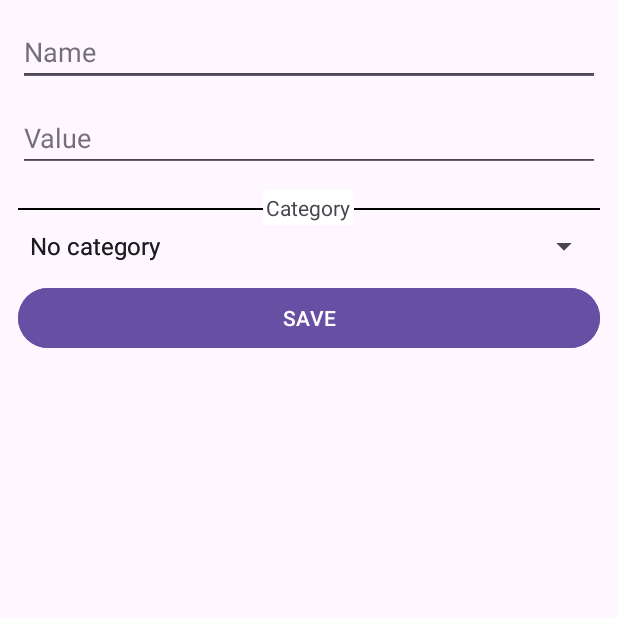
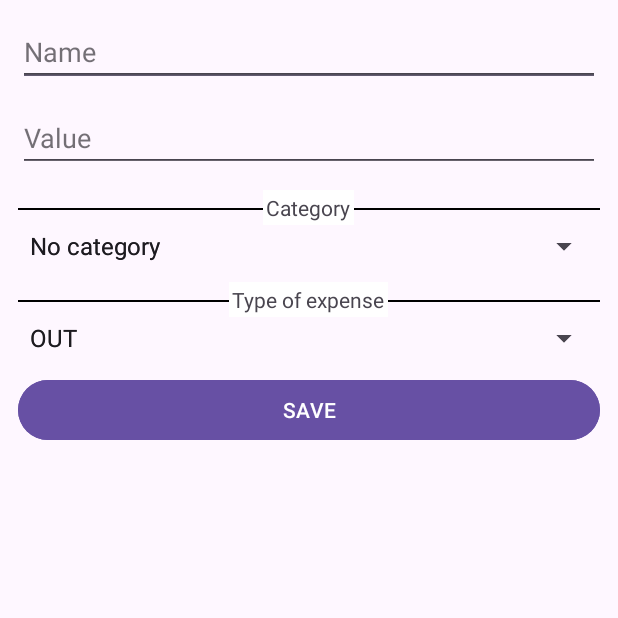
Before and after one commit to PatrykMCoder/Expense-Tracker, an Android app: the fragment EditExpenseFragment placed in its activity, after a tap on "Add", on a phone screen of 412 x 824 dp, the top half of it. Run offline under Robolectric (Android 15) with nearby library versions, the phone set to English and light mode, and no system bars; our stand-ins replace Room's generated code, navigation-ui; 2 statements that could not run were skipped.

Commit message:
Added selection for expense type (in/out) Fixed no color in ExpensesAdapter Code cleanup

```diff
--- a/app/src/main/java/com/pmprogramms/expensetracker/adapter/ExpensesAdapter.kt
+++ b/app/src/main/java/com/pmprogramms/expensetracker/adapter/ExpensesAdapter.kt
@@ -5,10 +5,13 @@ import android.view.LayoutInflater
 import android.view.ViewGroup
 import android.widget.LinearLayout
 import androidx.constraintlayout.widget.ConstraintLayout
+import androidx.core.content.ContextCompat
 import androidx.recyclerview.widget.RecyclerView
 import androidx.recyclerview.widget.RecyclerView.ViewHolder
+import com.pmprogramms.expensetracker.R
 import com.pmprogramms.expensetracker.adapter.listeners.ExpenseClickListener
 import com.pmprogramms.expensetracker.databinding.ExpenseItemBinding
+import com.pmprogramms.expensetracker.enums.ExpenseType
 import com.pmprogramms.expensetracker.helper.StringHelper
 import com.pmprogramms.expensetracker.model.helper.ExpenseWithCategory
 import kotlin.math.min
@@ -26,6 +29,15 @@ class ExpensesAdapter(private val limited: Boolean): RecyclerView.Adapter<Expens
             binding.titleExpense.text = expense.name
             binding.value.text = "${StringHelper.getChar(expense.expenseType)}${expense.value} ${StringHelper.getCurrentCurrency()}"
             binding.category.text = category?.categoryName
+
+            when (expenseWithCategory.expense.expenseType) {
+                ExpenseType.IN -> {
+                    binding.value.setTextColor(ContextCompat.getColor(binding.value.context, R.color.green))
+                }
+                ExpenseType.OUT -> {
+                    binding.value.setTextColor(ContextCompat.getColor(binding.value.context, R.color.red))
+                }
+            }
 
             binding.root.setOnClickListener {
                 onClickListener.onClick(expenseWithCategory)
--- a/app/src/main/java/com/pmprogramms/expensetracker/database/dao/ExpenseDao.kt
+++ b/app/src/main/java/com/pmprogramms/expensetracker/database/dao/ExpenseDao.kt
@@ -5,6 +5,7 @@ import androidx.room.Dao
 import androidx.room.Insert
 import androidx.room.OnConflictStrategy
 import androidx.room.Query
+import com.pmprogramms.expensetracker.enums.ExpenseType
 import com.pmprogramms.expensetracker.model.Expense
 import com.pmprogramms.expensetracker.model.helper.ExpenseWithCategory
 
@@ -25,6 +26,6 @@ interface ExpenseDao {
     @Query("SELECT * from expenses where uid = :id")
     fun getExpenseByID(id: Int): LiveData<ExpenseWithCategory>
 
-    @Query("UPDATE expenses SET name = :newName, value = :newValue, category_id = :newCategoryID where uid = :id")
-    suspend fun updateCategoryNameById(id: Int, newName: String, newValue: Double, newCategoryID: Int?)
+    @Query("UPDATE expenses SET name = :newName, value = :newValue, category_id = :newCategoryID, type = :newExpenseType where uid = :id")
+    suspend fun updateCategoryNameById(id: Int, newName: String, newValue: Double, newCategoryID: Int?, newExpenseType: ExpenseType)
 }
--- a/app/src/main/java/com/pmprogramms/expensetracker/repository/ExpensesRepository.kt
+++ b/app/src/main/java/com/pmprogramms/expensetracker/repository/ExpensesRepository.kt
@@ -27,9 +27,9 @@ class ExpensesRepository(private val expenseDao: ExpenseDao) {
         }
     }
 
-    suspend fun updateExpense(id: Int, newName: String, newValue: Double, newCategoryID: Int?): Result<Unit> {
+    suspend fun updateExpense(id: Int, newName: String, newValue: Double, newCategoryID: Int?, newExpenseType: ExpenseType): Result<Unit> {
         return try {
-            expenseDao.updateCategoryNameById(id, newName, newValue, newCategoryID)
+            expenseDao.updateCategoryNameById(id, newName, newValue, newCategoryID, newExpenseType)
             Result.success(Unit)
         } catch (e: Exception) {
             Result.failure(e)
--- a/app/src/main/java/com/pmprogramms/expensetracker/view/fragments/EditExpenseFragment.kt
+++ b/app/src/main/java/com/pmprogramms/expensetracker/view/fragments/EditExpenseFragment.kt
@@ -1,5 +1,6 @@
 package com.pmprogramms.expensetracker.view.fragments
 
+import android.R
 import android.os.Bundle
 import androidx.fragment.app.Fragment
 import android.view.LayoutInflater
@@ -12,6 +13,7 @@ import androidx.navigation.fragment.findNavController
 import androidx.navigation.fragment.navArgs
 import com.pmprogramms.expensetracker.database.state.UpdateState
 import com.pmprogramms.expensetracker.databinding.FragmentEditExpenseBinding
+import com.pmprogramms.expensetracker.enums.ExpenseType
 import com.pmprogramms.expensetracker.model.Category
 import com.pmprogramms.expensetracker.viewmodel.CategoriesViewModel
 import com.pmprogramms.expensetracker.viewmodel.ExpensesViewModel
@@ -39,8 +41,7 @@ class EditExpenseFragment : Fragment() {
     override fun onViewCreated(view: View, savedInstanceState: Bundle?) {
         super.onViewCreated(view, savedInstanceState)
 
-
-        val spinnerAdapter = ArrayAdapter<Category>(
+        val categoryArrayAdapter = ArrayAdapter<Category>(
             requireContext(),
             android.R.layout.simple_spinner_item,
             mutableListOf()
@@ -48,14 +49,27 @@ class EditExpenseFragment : Fragment() {
             setDropDownViewResource(android.R.layout.simple_spinner_dropdown_item)
         }
 
-        binding.categorySpinner.adapter = spinnerAdapter
+        val expenseTypeAdapter = ArrayAdapter(
+            requireContext(),
+            R.layout.simple_spinner_item,
+            ExpenseType.entries.toTypedArray()
+        ).apply {
+            setDropDownViewResource(R.layout.simple_spinner_dropdown_item)
+        }
+
+
+        binding.categorySpinner.adapter = categoryArrayAdapter
+        binding.expenseTypeSpinner.adapter = expenseTypeAdapter
+
+        binding.dividerTextCategory.dividerText.text = "Category"
+        binding.dividerTextTypeExpense.dividerText.text = "Type of expense"
 
         categoriesViewModel.allCategories.observe(viewLifecycleOwner) {
-            spinnerAdapter.clear()
+            categoryArrayAdapter.clear()
             val emptyCategory = Category(null, "No category")
             categories.add(emptyCategory)
             categories.addAll(it)
-            spinnerAdapter.addAll(categories)
+            categoryArrayAdapter.addAll(categories)
         }
 
         expensesViewModel.getExpenseById(args.expenseID).observe(viewLifecycleOwner) {
@@ -64,6 +78,7 @@ class EditExpenseFragment : Fragment() {
             binding.expenseName.setText(expense.name)
             binding.expenseValue.setText(expense.value.toString())
             binding.categorySpinner.setSelection(categories.indexOf(category))
+            binding.expenseTypeSpinner.setSelection(ExpenseType.entries.indexOf(expense.expenseType))
         }
 
         expensesViewModel.updateState.observe(viewLifecycleOwner) { result ->
@@ -86,8 +101,10 @@ class EditExpenseFragment : Fragment() {
             } else {
                 null
             }
+            val expenseType = binding.expenseTypeSpinner.selectedItem as ExpenseType
+
             binding.categorySpinner.setSelection(categories.indexOf(category))
-            expensesViewModel.updateExpense(args.expenseID, newName, newValue, newCategoryID )
+            expensesViewModel.updateExpense(args.expenseID, newName, newValue, newCategoryID, expenseType)
         }
     }
 
--- a/app/src/main/java/com/pmprogramms/expensetracker/view/fragments/InsertFragment.kt
+++ b/app/src/main/java/com/pmprogramms/expensetracker/view/fragments/InsertFragment.kt
@@ -28,7 +28,7 @@ class InsertFragment : Fragment() {
     ): View {
         _binding = FragmentInsertBinding.inflate(layoutInflater)
 
-        val spinnerAdapter = ArrayAdapter<Category>(
+        val categoryArrayAdapter = ArrayAdapter<Category>(
             requireContext(),
             R.layout.simple_spinner_item,
             mutableListOf()
@@ -36,15 +36,27 @@ class InsertFragment : Fragment() {
             setDropDownViewResource(R.layout.simple_spinner_dropdown_item)
         }
 
-        binding.categorySpinner.adapter = spinnerAdapter
+        val expenseTypeAdapter = ArrayAdapter(
+            requireContext(),
+            R.layout.simple_spinner_item,
+            ExpenseType.entries.toTypedArray()
+        ).apply {
+            setDropDownViewResource(R.layout.simple_spinner_dropdown_item)
+        }
+
+        binding.categorySpinner.adapter = categoryArrayAdapter
+        binding.expenseTypeSpinner.adapter = expenseTypeAdapter
+
+        binding.dividerTextCategory.dividerText.text = "Category"
+        binding.dividerTextTypeExpense.dividerText.text = "Type of expense"
 
         categoriesViewModel.allCategories.observe(viewLifecycleOwner) {
-            spinnerAdapter.clear()
+            categoryArrayAdapter.clear()
             val categories = ArrayList<Category?>()
             val emptyCategory = Category(null, "No category")
             categories.add(emptyCategory)
             categories.addAll(it)
-            spinnerAdapter.addAll(categories)
+            categoryArrayAdapter.addAll(categories)
         }
 
         binding.button.setOnClickListener {
@@ -56,7 +68,9 @@ class InsertFragment : Fragment() {
             } else {
                 null
             }
-                expensesViewModel.insertExpense(name, value, categoryID, ExpenseType.OUT) {
+            val expenseType = binding.expenseTypeSpinner.selectedItem as ExpenseType
+
+            expensesViewModel.insertExpense(name, value, categoryID, expenseType) {
                 findNavController().popBackStack()
             }
         }
--- a/app/src/main/java/com/pmprogramms/expensetracker/viewmodel/ExpensesViewModel.kt
+++ b/app/src/main/java/com/pmprogramms/expensetracker/viewmodel/ExpensesViewModel.kt
@@ -69,10 +69,10 @@ class ExpensesViewModel(application: Application): AndroidViewModel(application)
         }
     }
 
-    fun updateExpense(id: Int, newName: String, newValue: Double, newCategoryID: Int?) {
+    fun updateExpense(id: Int, newName: String, newValue: Double, newCategoryID: Int?, newExpenseType: ExpenseType) {
         viewModelScope.launch {
             _updateState.value = UpdateState.Loading
-            repository.updateExpense(id, newName, newValue, newCategoryID).fold(
+            repository.updateExpense(id, newName, newValue, newCategoryID, newExpenseType).fold(
                 onSuccess = { _updateState.value = UpdateState.Success(Unit) },
                 onFailure = { _updateState.value = UpdateState.Error(it) }
             )
--- a/app/src/main/res/layout/divider_with_text.xml
+++ b/app/src/main/res/layout/divider_with_text.xml
@@ -14,6 +14,5 @@
         android:layout_height="wrap_content"
         android:padding="2dp"
         android:background="@android:color/white"
-        android:layout_centerHorizontal="true"
-        android:text="Category" />
+        android:layout_centerHorizontal="true" />
 </RelativeLayout>
--- a/app/src/main/res/layout/fragment_edit_expense.xml
+++ b/app/src/main/res/layout/fragment_edit_expense.xml
@@ -33,7 +33,7 @@
         android:inputType="number|numberDecimal"/>
 
     <include
-        android:id="@+id/divider_text"
+        android:id="@+id/divider_text_category"
         layout="@layout/divider_with_text"
         android:layout_width="match_parent"
         android:layout_height="wrap_content"
@@ -50,7 +50,27 @@
         android:layout_marginEnd="12dp"
         app:layout_constraintEnd_toEndOf="parent"
         app:layout_constraintStart_toStartOf="parent"
-        app:layout_constraintTop_toBottomOf="@+id/divider_text" />
+        app:layout_constraintTop_toBottomOf="@+id/divider_text_category" />
+
+    <include
+        android:id="@+id/divider_text_type_expense"
+        layout="@layout/divider_with_text"
+        android:layout_width="match_parent"
+        android:layout_height="wrap_content"
+        android:layout_marginTop="12dp"
+        app:layout_constraintEnd_toEndOf="parent"
+        app:layout_constraintStart_toStartOf="parent"
+        app:layout_constraintTop_toBottomOf="@+id/category_spinner" />
+
+    <Spinner
+        android:id="@+id/expense_type_spinner"
+        android:layout_width="match_parent"
+        android:layout_height="wrap_content"
+        android:layout_marginStart="12dp"
+        android:layout_marginEnd="12dp"
+        app:layout_constraintEnd_toEndOf="parent"
+        app:layout_constraintStart_toStartOf="parent"
+        app:layout_constraintTop_toBottomOf="@+id/divider_text_type_expense" />
 
     <Button
         android:id="@+id/button"
@@ -62,6 +82,6 @@
         android:text="SAVE"
         app:layout_constraintEnd_toEndOf="parent"
         app:layout_constraintStart_toStartOf="parent"
-        app:layout_constraintTop_toBottomOf="@+id/category_spinner" />
+        app:layout_constraintTop_toBottomOf="@+id/expense_type_spinner" />
 
 </androidx.constraintlayout.widget.ConstraintLayout>
--- a/app/src/main/res/layout/fragment_insert.xml
+++ b/app/src/main/res/layout/fragment_insert.xml
@@ -33,7 +33,7 @@
         android:inputType="number|numberDecimal"/>
 
     <include
-        android:id="@+id/divider_text"
+        android:id="@+id/divider_text_category"
         layout="@layout/divider_with_text"
         android:layout_width="match_parent"
         android:layout_height="wrap_content"
@@ -50,7 +50,27 @@
         android:layout_marginEnd="12dp"
         app:layout_constraintEnd_toEndOf="parent"
         app:layout_constraintStart_toStartOf="parent"
-        app:layout_constraintTop_toBottomOf="@+id/divider_text" />
+        app:layout_constraintTop_toBottomOf="@+id/divider_text_category" />
+
+    <include
+        android:id="@+id/divider_text_type_expense"
+        layout="@layout/divider_with_text"
+        android:layout_width="match_parent"
+        android:layout_height="wrap_content"
+        android:layout_marginTop="12dp"
+        app:layout_constraintEnd_toEndOf="parent"
+        app:layout_constraintStart_toStartOf="parent"
+        app:layout_constraintTop_toBottomOf="@+id/category_spinner" />
+
+    <Spinner
+        android:id="@+id/expense_type_spinner"
+        android:layout_width="match_parent"
+        android:layout_height="wrap_content"
+        android:layout_marginStart="12dp"
+        android:layout_marginEnd="12dp"
+        app:layout_constraintEnd_toEndOf="parent"
+        app:layout_constraintStart_toStartOf="parent"
+        app:layout_constraintTop_toBottomOf="@+id/divider_text_type_expense" />
 
     <Button
         android:id="@+id/button"
@@ -62,6 +82,6 @@
         android:text="SAVE"
         app:layout_constraintEnd_toEndOf="parent"
         app:layout_constraintStart_toStartOf="parent"
-        app:layout_constraintTop_toBottomOf="@+id/category_spinner" />
+        app:layout_constraintTop_toBottomOf="@+id/expense_type_spinner" />
 
 </androidx.constraintlayout.widget.ConstraintLayout>
```
Lines whose indentation alone changed are shown as unchanged.
